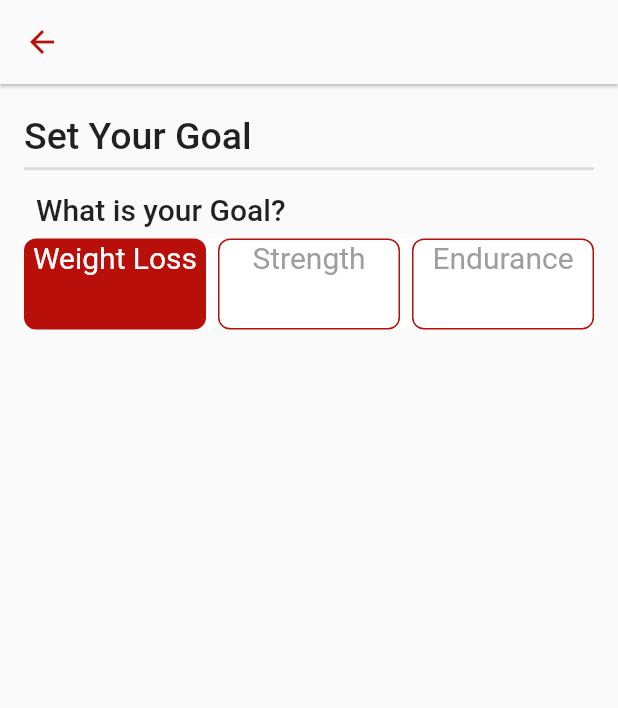
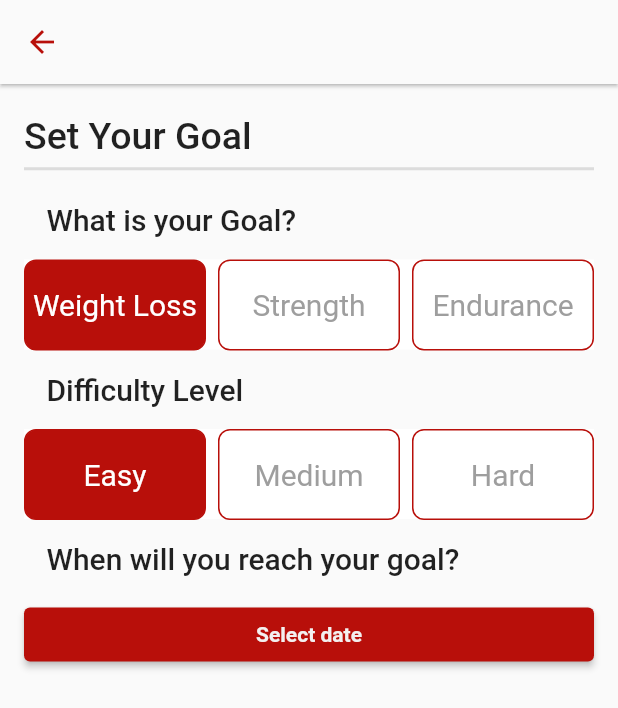
Before and after one commit to yulonglim/Calory, a Flutter app: the screen it shows after launch, item 2 of the bottom bar chosen, on a phone screen of 412 x 824 dp. Shown: the top 708 px of the screen. Run offline on Flutter 3.47's test engine with Material 2 defaults, Android fonts, the light colour scheme and no system bars.

Commit message:
Added 'Select Date' Button to GeneratedPage.dart

```diff
--- a/lib/GeneratePage.dart
+++ b/lib/GeneratePage.dart
@@ -1,4 +1,5 @@
 import 'package:flutter/material.dart';
+import 'package:flutter_app/elements/dateselector.dart';
 import 'package:flutter_app/elements/toggle_button.dart';
 
 class GeneratePage extends StatelessWidget {
@@ -34,7 +35,7 @@ class GeneratePage extends StatelessWidget {
             ),
 
             Padding(
-              padding: const EdgeInsets.all(8.0),
+              padding: const EdgeInsets.all(15.0),
               child: Text(
                   'What is your Goal?',
                   style: TextStyle(fontSize: 20, fontWeight: FontWeight.w500)
@@ -42,6 +43,26 @@ class GeneratePage extends StatelessWidget {
             ),
 
             MyToggleButtons('Weight Loss', 'Strength', 'Endurance'),
+
+            Padding(
+              padding: const EdgeInsets.all(15.0),
+              child: Text(
+                  'Difficulty Level',
+                  style: TextStyle(fontSize: 20, fontWeight: FontWeight.w500)
+              ),
+            ),
+
+            MyToggleButtons('Easy', 'Medium', 'Hard'),
+
+            Padding(
+              padding: const EdgeInsets.all(15.0),
+              child: Text(
+                  'When will you reach your goal?',
+                  style: TextStyle(fontSize: 20, fontWeight: FontWeight.w500)
+              ),
+            ),
+
+            DateSelector(),
           ],
         ),
       )
--- /dev/null
+++ b/lib/elements/dateselector.dart
@@ -0,0 +1,54 @@
+import 'package:flutter/material.dart';
+
+// Used for the 3 square buttons at the bottom of the HomePage
+class DateSelector extends StatefulWidget {
+  @override
+  _DateSelectorState createState() => _DateSelectorState();
+}
+
+class _DateSelectorState extends State<DateSelector> {
+  DateTime selectedDate = DateTime.now();
+
+  @override
+  Widget build(BuildContext context) {
+    return ElevatedButton(
+      onPressed: () => _selectDate(context), // Refer step 3
+      child: Text(
+        'Select date',
+        style: TextStyle(color: Theme.of(context).secondaryHeaderColor,
+                          fontWeight: FontWeight.bold),
+      ),
+
+      style: ElevatedButton.styleFrom(
+        primary: Theme.of(context).primaryColor,
+      ),
+
+    );
+  }
+
+  bool _decideWhichDayToEnable(DateTime day) {
+    if ((day.isAfter(DateTime.now().subtract(Duration(days: 2))) &&
+        day.isBefore(DateTime.now().add(Duration(days: 100))))) {
+      return true;
+    }
+    return false;
+  }
+  _selectDate(BuildContext context) async {
+    final DateTime picked = await showDatePicker(
+      context: context,
+      initialDate: selectedDate,
+      firstDate: DateTime(2000),
+      lastDate: DateTime(2025),
+      helpText: 'Select Date to Reach Your Goal',
+      cancelText: 'Not now',
+      confirmText: 'Let\'s get started!',
+      selectableDayPredicate: _decideWhichDayToEnable, //Decides which days can be selected
+    );
+    if (picked != null && picked != selectedDate)
+      setState(() {
+        selectedDate = picked;
+      });
+  }
+
+
+}
--- a/lib/elements/toggle_button.dart
+++ b/lib/elements/toggle_button.dart
@@ -63,11 +63,14 @@ class _ToggleButtonsState extends State<MyToggleButtons> {
                   //otherwise there will be no rounded corner
                   border: Border.all(color: Theme.of(context).primaryColor),
                 ),
-                child: Text(iconList[index],
-                    //set the color of the icon when it is selected/ not selected
-                    textAlign: TextAlign.center,
-                    style: TextStyle(fontSize: 20, color: isSelected[index] ? Colors.white : Colors.grey)),
-              ));
+                child: Center(
+                  child: Text(iconList[index],
+                      //set the color of the icon when it is selected/ not selected
+                      textAlign: TextAlign.center,
+                      style: TextStyle(fontSize: 20, color: isSelected[index] ? Colors.white : Colors.grey)),
+                )
+              )
+          );
         }),
       ),
     );
```
